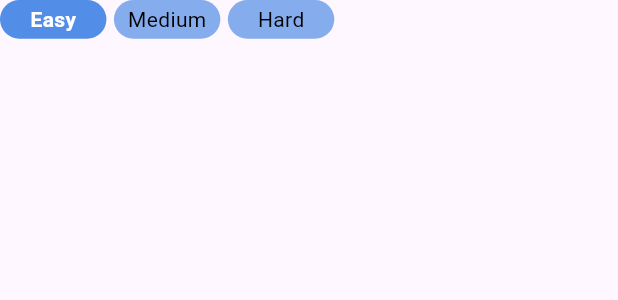
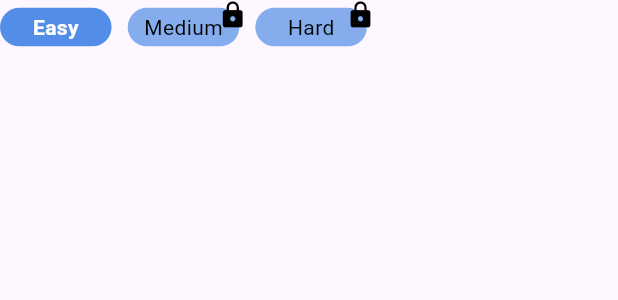
Before and after one commit to ScaraMocchie/scriby, a Flutter app: the StateSongLevel widget shown alone on an empty page, opened directly, on a phone screen of 412 x 824 dp. Shown: the top 300 px of the screen. Run offline on Flutter 3.47's test engine with Material 3 defaults, Android fonts, the light colour scheme and no system bars; our stand-ins replace auto_size_text, fl_chart, flutter_svg, get, just_audio, percent_indicator; accounts and stored records are empty.

Commit message:
Update songlevel.dart
Update song level for non-prem

```diff
--- a/lib/widgets/songlevel.dart
+++ b/lib/widgets/songlevel.dart
@@ -1,5 +1,7 @@
 
 
+import 'package:bicaraai3/controllers/accountData.dart';
+import 'package:bicaraai3/widgets/card_info.dart';
 import 'package:flutter/material.dart';
 
 class Level{
@@ -15,6 +17,16 @@ class StateSongLevel extends StatefulWidget {
 }
 
 class _StateSongLevelState extends State<StateSongLevel> {
+  void showLoadingDialog(BuildContext context) {
+    showDialog(
+      context: context,
+      barrierDismissible: true,
+      builder: (BuildContext context) {
+        return FeatureInfo(title: "Difficulity Options", desc: "Improve your skills across different difficulty levels.\n\nExclusive for VIP users!", image: "assets/images/cardInfo_image.svg");
+      },
+    );
+  }
+
   bool status1 = true;
   bool status2 = false;
   bool status3 = false;
@@ -43,7 +55,9 @@ class _StateSongLevelState extends State<StateSongLevel> {
         const SizedBox(width: 5,),
         InkWell(
           onTap: (){
-            setState(() {
+            (AccountData.permissionStatus!=1)
+            ? showLoadingDialog(context)
+            :setState(() {
                 if(status2!=true){
                   Level.level = "Medium";
                   status1 = false;
@@ -57,7 +71,9 @@ class _StateSongLevelState extends State<StateSongLevel> {
         const SizedBox(width: 5,),
         InkWell(
           onTap: (){
-            setState(() {
+            (AccountData.permissionStatus!=1)
+            ? showLoadingDialog(context)
+            : setState(() {
               if(status3!=true){
                   Level.level = "Hard";
                   status1 = false;
@@ -76,9 +92,36 @@ class _StateSongLevelState extends State<StateSongLevel> {
 
   SizedBox LevelBox(double height, double width, bool status, String name) {
     return SizedBox(
+        height: height * 30 / 800,
+        width: width * 70 / 360,
+        child: (AccountData.permissionStatus!=1 && name != "Easy")
+        ? Stack(
+          children: [
+            Align(
+              alignment: Alignment.bottomLeft,
+              child: levelboxContainer(status, name, height, width),
+            ),
+            Align(
+              alignment: Alignment.topRight,
+              child: Icon(Icons.lock_rounded, size: 20, color: Color.fromARGB(255, 0, 0, 0),)
+            )
+          ],
+        )
+        : Stack(
+          children: [
+            Align(
+              alignment: Alignment.bottomLeft,
+              child: levelboxContainer(status, name, height, width),
+            )
+          ],
+        ),
+      );
+  }
+
+  Container levelboxContainer(bool status, String name, var height, var width) {
+    return Container(
         height: height * 25 / 800,
-        width: width * 62 / 360,
-        child: Container(
+        width: width * 65 / 360,
         alignment: Alignment.center,
         decoration: BoxDecoration(
             color: (status == true)?const Color(0xff528DE7):const Color(0xff528DE7).withOpacity(0.7),
@@ -90,7 +133,6 @@ class _StateSongLevelState extends State<StateSongLevel> {
             fontWeight: (status == true)?FontWeight.bold:FontWeight.normal,
           ),
         ),
-        ),
       );
   }
   }
```
Lines whose indentation alone changed are shown as unchanged.
